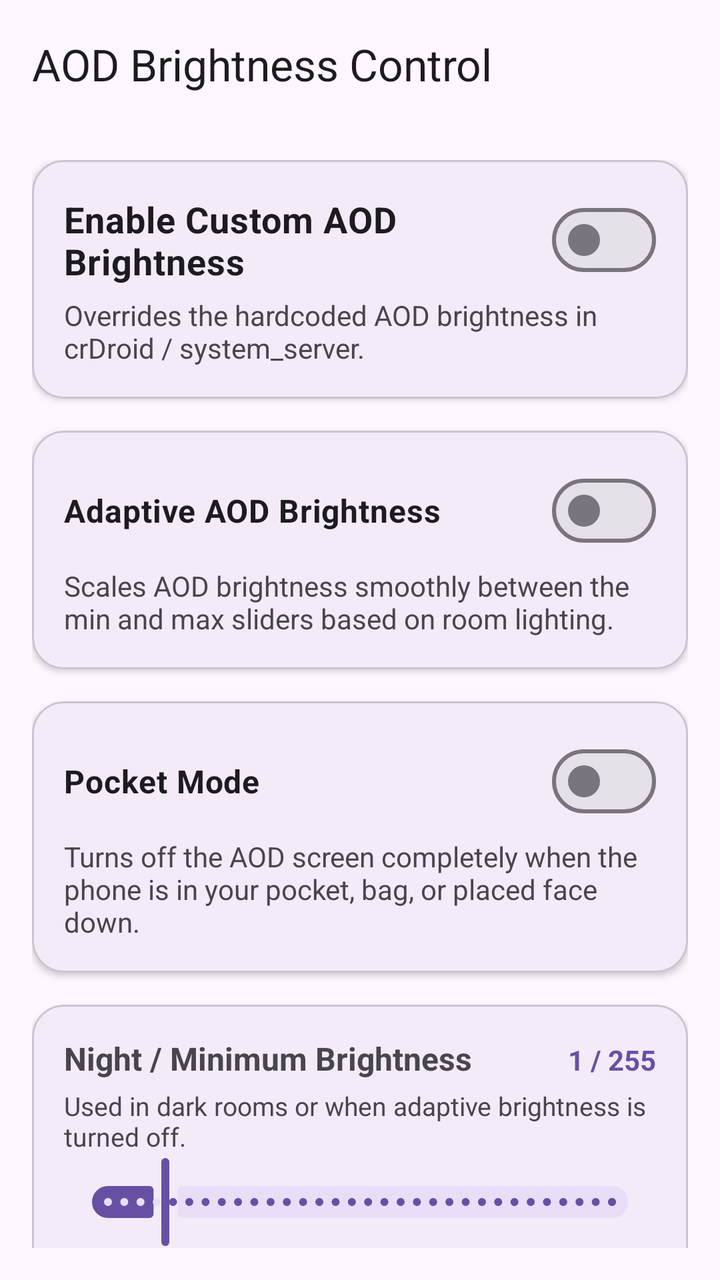
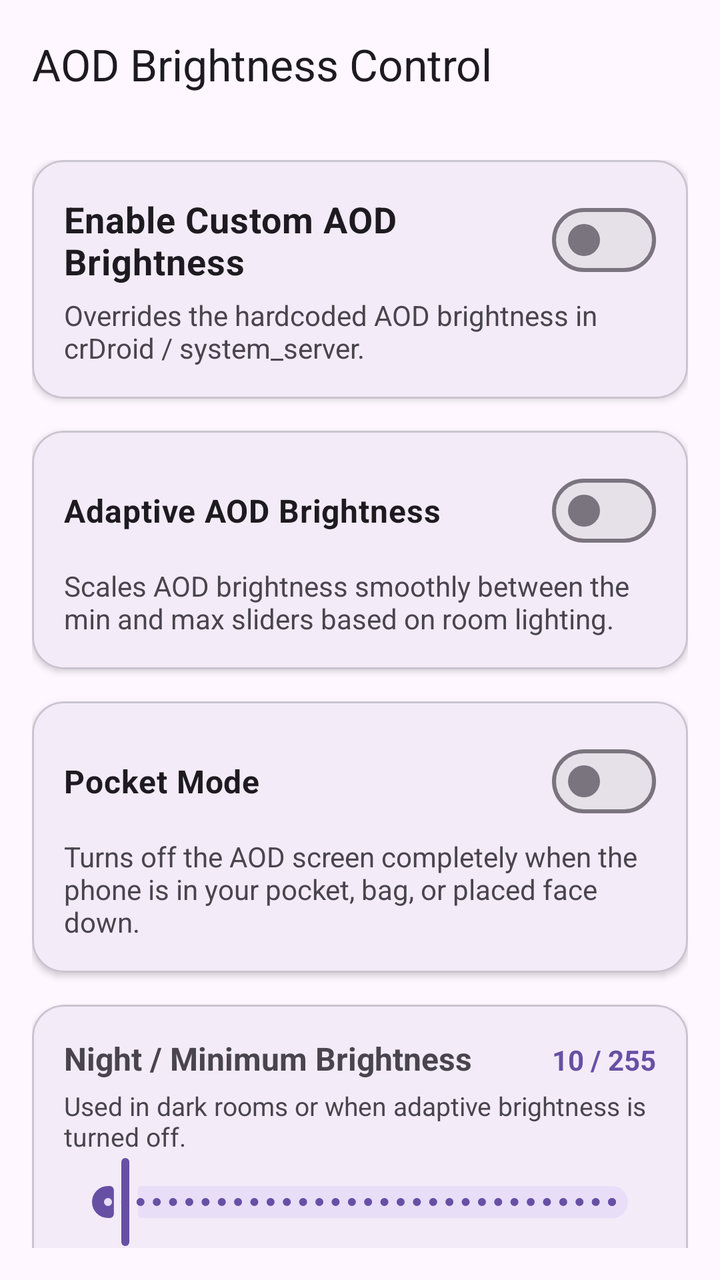

An Android layout rendered at two revisions. The XML below is the earlier revision; the diff shows what the commit changed to produce the second picture.
<!-- AndroidManifest.xml: application theme Theme.AodBrightness -->
<!-- res/layout/activity_main.xml -->
<?xml version="1.0" encoding="utf-8"?>
<androidx.coordinatorlayout.widget.CoordinatorLayout xmlns:android="http://schemas.android.com/apk/res/android"
    xmlns:app="http://schemas.android.com/apk/res-auto"
    android:layout_width="match_parent"
    android:layout_height="match_parent"
    android:background="?attr/colorSurface">

    <com.google.android.material.appbar.AppBarLayout
        android:layout_width="match_parent"
        android:layout_height="wrap_content">

        <com.google.android.material.appbar.MaterialToolbar
            android:id="@+id/topAppBar"
            android:layout_width="match_parent"
            android:layout_height="?attr/actionBarSize"
            app:title="@string/app_name" />
    </com.google.android.material.appbar.AppBarLayout>

    <androidx.core.widget.NestedScrollView
        android:layout_width="match_parent"
        android:layout_height="match_parent"
        app:layout_behavior="@string/appbar_scrolling_view_behavior"
        android:padding="16dp">

        <LinearLayout
            android:layout_width="match_parent"
            android:layout_height="wrap_content"
            android:orientation="vertical">

            
            <com.google.android.material.card.MaterialCardView
                android:layout_width="match_parent"
                android:layout_height="wrap_content"
                app:cardCornerRadius="16dp"
                app:cardElevation="2dp"
                android:layout_marginBottom="16dp">

                <LinearLayout
                    android:layout_width="match_parent"
                    android:layout_height="wrap_content"
                    android:orientation="vertical"
                    android:padding="16dp">

                    <com.google.android.material.materialswitch.MaterialSwitch
                        android:id="@+id/switchEnable"
                        android:layout_width="match_parent"
                        android:layout_height="wrap_content"
                        android:text="Enable Custom AOD Brightness"
                        android:textSize="18sp"
                        android:textStyle="bold" />

                    <TextView
                        android:layout_width="match_parent"
                        android:layout_height="wrap_content"
                        android:layout_marginTop="4dp"
                        android:text="Overrides the hardcoded AOD brightness in crDroid / system_server."
                        android:textColor="?attr/colorOnSurfaceVariant"
                        android:textSize="14sp" />
                </LinearLayout>
            </com.google.android.material.card.MaterialCardView>

            
            <com.google.android.material.card.MaterialCardView
                android:layout_width="match_parent"
                android:layout_height="wrap_content"
                app:cardCornerRadius="16dp"
                app:cardElevation="2dp"
                android:layout_marginBottom="16dp">

                <LinearLayout
                    android:layout_width="match_parent"
                    android:layout_height="wrap_content"
                    android:orientation="vertical"
                    android:padding="16dp">

                    <com.google.android.material.materialswitch.MaterialSwitch
                        android:id="@+id/switchAdaptive"
                        android:layout_width="match_parent"
                        android:layout_height="wrap_content"
                        android:text="Adaptive AOD Brightness"
                        android:textSize="16sp"
                        android:textStyle="bold" />

                    <TextView
                        android:layout_width="match_parent"
                        android:layout_height="wrap_content"
                        android:layout_marginTop="4dp"
                        android:text="Scales AOD brightness smoothly between the min and max sliders based on room lighting."
                        android:textColor="?attr/colorOnSurfaceVariant"
                        android:textSize="14sp" />
                </LinearLayout>
            </com.google.android.material.card.MaterialCardView>

            
            <com.google.android.material.card.MaterialCardView
                android:layout_width="match_parent"
                android:layout_height="wrap_content"
                app:cardCornerRadius="16dp"
                app:cardElevation="2dp"
                android:layout_marginBottom="16dp">

                <LinearLayout
                    android:layout_width="match_parent"
                    android:layout_height="wrap_content"
                    android:orientation="vertical"
                    android:padding="16dp">

                    <com.google.android.material.materialswitch.MaterialSwitch
                        android:id="@+id/switchPocketMode"
                        android:layout_width="match_parent"
                        android:layout_height="wrap_content"
                        android:text="Pocket Mode"
                        android:textSize="16sp"
                        android:textStyle="bold" />

                    <TextView
                        android:layout_width="match_parent"
                        android:layout_height="wrap_content"
                        android:layout_marginTop="4dp"
                        android:text="Turns off the AOD screen completely when the phone is in your pocket, bag, or placed face down."
                        android:textColor="?attr/colorOnSurfaceVariant"
                        android:textSize="14sp" />
                </LinearLayout>
            </com.google.android.material.card.MaterialCardView>

            
            <com.google.android.material.card.MaterialCardView
                android:layout_width="match_parent"
                android:layout_height="wrap_content"
                app:cardCornerRadius="16dp"
                app:cardElevation="2dp"
                android:layout_marginBottom="16dp">

                <LinearLayout
                    android:layout_width="match_parent"
                    android:layout_height="wrap_content"
                    android:orientation="vertical"
                    android:padding="16dp">

                    <LinearLayout
                        android:layout_width="match_parent"
                        android:layout_height="wrap_content"
                        android:orientation="horizontal">

                        <TextView
                            android:layout_width="0dp"
                            android:layout_height="wrap_content"
                            android:layout_weight="1"
                            android:text="Night / Minimum Brightness"
                            android:textStyle="bold"
                            android:textSize="16sp" />

                        <TextView
                            android:id="@+id/tvMinVal"
                            android:layout_width="wrap_content"
                            android:layout_height="wrap_content"
                            android:text="1 / 255"
                            android:textColor="?attr/colorPrimary"
                            android:textStyle="bold" />
                    </LinearLayout>

                    <TextView
                        android:layout_width="match_parent"
                        android:layout_height="wrap_content"
                        android:layout_marginTop="4dp"
                        android:text="Used in dark rooms or when adaptive brightness is turned off."
                        android:textColor="?attr/colorOnSurfaceVariant"
                        android:textSize="13sp" />

                    <com.google.android.material.slider.Slider
                        android:id="@+id/sliderMin"
                        android:layout_width="match_parent"
                        android:layout_height="wrap_content"
                        android:valueFrom="1"
                        android:valueTo="255"
                        android:stepSize="1"
                        android:value="30" />
                </LinearLayout>
            </com.google.android.material.card.MaterialCardView>

            
            <com.google.android.material.card.MaterialCardView
                android:id="@+id/cardMax"
                android:layout_width="match_parent"
                android:layout_height="wrap_content"
                app:cardCornerRadius="16dp"
                app:cardElevation="2dp"
                android:layout_marginBottom="16dp">

                <LinearLayout
                    android:layout_width="match_parent"
                    android:layout_height="wrap_content"
                    android:orientation="vertical"
                    android:padding="16dp">

                    <LinearLayout
                        android:layout_width="match_parent"
                        android:layout_height="wrap_content"
                        android:orientation="horizontal">

                        <TextView
                            android:layout_width="0dp"
                            android:layout_height="wrap_content"
                            android:layout_weight="1"
                            android:text="Daylight / Maximum Brightness"
                            android:textStyle="bold"
                            android:textSize="16sp" />

                        <TextView
                            android:id="@+id/tvMaxVal"
                            android:layout_width="wrap_content"
                            android:layout_height="wrap_content"
                            android:text="100 / 255"
                            android:textColor="?attr/colorPrimary"
                            android:textStyle="bold" />
                    </LinearLayout>

                    <TextView
                        android:layout_width="match_parent"
                        android:layout_height="wrap_content"
                        android:layout_marginTop="4dp"
                        android:text="Peak AOD brightness under bright daylight or outdoor conditions."
                        android:textColor="?attr/colorOnSurfaceVariant"
                        android:textSize="13sp" />

                    <com.google.android.material.slider.Slider
                        android:id="@+id/sliderMax"
                        android:layout_width="match_parent"
                        android:layout_height="wrap_content"
                        android:valueFrom="1"
                        android:valueTo="255"
                        android:stepSize="1"
                        android:value="100" />
                </LinearLayout>
            </com.google.android.material.card.MaterialCardView>

            
            <com.google.android.material.card.MaterialCardView
                android:id="@+id/cardCurve"
                android:layout_width="match_parent"
                android:layout_height="wrap_content"
                app:cardCornerRadius="16dp"
                app:cardElevation="2dp"
                android:layout_marginBottom="16dp">

                <LinearLayout
                    android:layout_width="match_parent"
                    android:layout_height="wrap_content"
                    android:orientation="vertical"
                    android:padding="16dp">

                    <LinearLayout
                        android:layout_width="match_parent"
                        android:layout_height="wrap_content"
                        android:orientation="horizontal">

                        <TextView
                            android:layout_width="0dp"
                            android:layout_height="wrap_content"
                            android:layout_weight="1"
                            android:text="Light Sensitivity (Curve)"
                            android:textStyle="bold"
                            android:textSize="16sp" />

                        <TextView
                            android:id="@+id/tvCurveVal"
                            android:layout_width="wrap_content"
                            android:layout_height="wrap_content"
                            android:text="1.3x"
                            android:textColor="?attr/colorPrimary"
                            android:textStyle="bold" />
                    </LinearLayout>

                    <TextView
                        android:layout_width="match_parent"
                        android:layout_height="wrap_content"
                        android:layout_marginTop="4dp"
                        android:text="Higher (e.g. 2.0x) = dimmer indoors. Lower (e.g. 0.8x) = brighter indoors."
                        android:textColor="?attr/colorOnSurfaceVariant"
                        android:textSize="13sp" />

                    <com.google.android.material.slider.Slider
                        android:id="@+id/sliderCurve"
                        android:layout_width="match_parent"
                        android:layout_height="wrap_content"
                        android:valueFrom="0.5"
                        android:valueTo="2.5"
                        android:stepSize="0.1"
                        android:value="1.3" />
                </LinearLayout>
            </com.google.android.material.card.MaterialCardView>

            
            <com.google.android.material.button.MaterialButton
                android:id="@+id/btnTestScreenOff"
                android:layout_width="match_parent"
                android:layout_height="wrap_content"
                android:layout_marginBottom="16dp"
                android:text="Test Screen Off (Enter AOD)"
                app:cornerRadius="12dp"
                app:icon="@android:drawable/ic_lock_power_off" />

            
            <com.google.android.material.card.MaterialCardView
                android:layout_width="match_parent"
                android:layout_height="wrap_content"
                app:cardCornerRadius="16dp"
                app:cardElevation="2dp"
                app:strokeWidth="1dp"
                app:strokeColor="?attr/colorOutline">

                <LinearLayout
                    android:layout_width="match_parent"
                    android:layout_height="wrap_content"
                    android:orientation="vertical"
                    android:padding="16dp">

                    <TextView
                        android:layout_width="match_parent"
                        android:layout_height="wrap_content"
                        android:text="LSPosed Status"
                        android:textStyle="bold" />

                    <TextView
                        android:id="@+id/tvModuleStatus"
                        android:layout_width="match_parent"
                        android:layout_height="wrap_content"
                        android:layout_marginTop="4dp"
                        android:text="Module active (libxposed 102.0.0)"
                        android:textColor="?attr/colorPrimary"
                        android:textSize="13sp" />
                </LinearLayout>
            </com.google.android.material.card.MaterialCardView>

        </LinearLayout>
    </androidx.core.widget.NestedScrollView>

</androidx.coordinatorlayout.widget.CoordinatorLayout>
<!-- resources referenced by this layout -->
<resources>
  <string name="app_name">AOD Brightness Control</string>
  <style name="Theme.AodBrightness" parent="Theme.Material3.DayNight.NoActionBar" />
</resources>

<!-- the commit's change to res/layout/activity_main.xml (unified diff, before → after) -->
@@ -154,7 +154,7 @@
                             android:id="@+id/tvMinVal"
                             android:layout_width="wrap_content"
                             android:layout_height="wrap_content"
-                            android:text="1 / 255"
+                            android:text="10 / 255"
                             android:textColor="?attr/colorPrimary"
                             android:textStyle="bold" />
                     </LinearLayout>
@@ -174,7 +174,7 @@
                         android:valueFrom="1"
                         android:valueTo="255"
                         android:stepSize="1"
-                        android:value="30" />
+                        android:value="10" />
                 </LinearLayout>
             </com.google.android.material.card.MaterialCardView>
 
@@ -210,7 +210,7 @@
                             android:id="@+id/tvMaxVal"
                             android:layout_width="wrap_content"
                             android:layout_height="wrap_content"
-                            android:text="100 / 255"
+                            android:text="160 / 255"
                             android:textColor="?attr/colorPrimary"
                             android:textStyle="bold" />
                     </LinearLayout>
@@ -230,7 +230,7 @@
                         android:valueFrom="1"
                         android:valueTo="255"
                         android:stepSize="1"
-                        android:value="100" />
+                        android:value="160" />
                 </LinearLayout>
             </com.google.android.material.card.MaterialCardView>
 
@@ -291,6 +291,90 @@
             </com.google.android.material.card.MaterialCardView>
 
             
+            <com.google.android.material.card.MaterialCardView
+                android:id="@+id/cardLuxCutoff"
+                android:layout_width="match_parent"
+                android:layout_height="wrap_content"
+                app:cardCornerRadius="16dp"
+                app:cardElevation="2dp"
+                android:layout_marginBottom="16dp">
+
+                <LinearLayout
+                    android:layout_width="match_parent"
+                    android:layout_height="wrap_content"
+                    android:orientation="vertical"
+                    android:padding="16dp">
+
+                    <TextView
+                        android:layout_width="match_parent"
+                        android:layout_height="wrap_content"
+                        android:text="Ambient Light (Lux) Cutoffs"
+                        android:textStyle="bold"
+                        android:textSize="16sp" />
+
+                    <TextView
+                        android:layout_width="match_parent"
+                        android:layout_height="wrap_content"
+                        android:layout_marginTop="4dp"
+                        android:layout_marginBottom="12dp"
+                        android:text="Below minimum cutoff stays at night brightness. Above maximum cutoff hits peak daylight brightness."
+                        android:textColor="?attr/colorOnSurfaceVariant"
+                        android:textSize="13sp" />
+
+                    <LinearLayout
+                        android:layout_width="match_parent"
+                        android:layout_height="wrap_content"
+                        android:orientation="horizontal">
+
+                        <com.google.android.material.textfield.TextInputLayout
+                            android:id="@+id/tilMinLux"
+                            android:layout_width="0dp"
+                            android:layout_height="wrap_content"
+                            android:layout_weight="1"
+                            android:layout_marginEnd="8dp"
+                            android:hint="Min Lux"
+                            app:boxBackgroundMode="outline"
+                            app:suffixText="lux">
+
+                            <com.google.android.material.textfield.TextInputEditText
+                                android:id="@+id/etMinLux"
+                                android:layout_width="match_parent"
+                                android:layout_height="wrap_content"
+                                android:inputType="number"
+                                android:text="0" />
+                        </com.google.android.material.textfield.TextInputLayout>
+
+                        <com.google.android.material.textfield.TextInputLayout
+                            android:id="@+id/tilMaxLux"
+                            android:layout_width="0dp"
+                            android:layout_height="wrap_content"
+                            android:layout_weight="1"
+                            android:layout_marginStart="8dp"
+                            android:hint="Max Lux"
+                            app:boxBackgroundMode="outline"
+                            app:suffixText="lux">
+
+                            <com.google.android.material.textfield.TextInputEditText
+                                android:id="@+id/etMaxLux"
+                                android:layout_width="match_parent"
+                                android:layout_height="wrap_content"
+                                android:inputType="number"
+                                android:text="20000" />
+                        </com.google.android.material.textfield.TextInputLayout>
+                    </LinearLayout>
+
+                    <com.google.android.material.button.MaterialButton
+                        android:id="@+id/btnApplyLux"
+                        android:layout_width="wrap_content"
+                        android:layout_height="wrap_content"
+                        android:layout_gravity="end"
+                        android:layout_marginTop="12dp"
+                        android:text="Apply Cutoffs"
+                        style="@style/Widget.Material3.Button.TonalButton" />
+                </LinearLayout>
+            </com.google.android.material.card.MaterialCardView>
+
+            
             <com.google.android.material.button.MaterialButton
                 android:id="@+id/btnTestScreenOff"
                 android:layout_width="match_parent"
